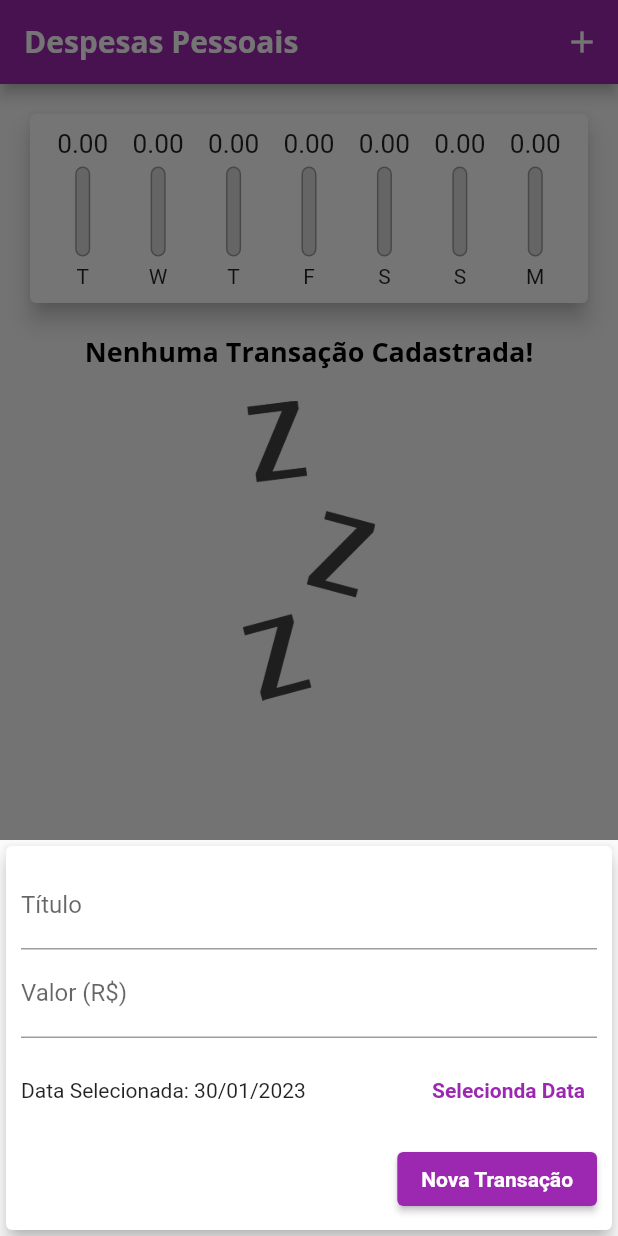
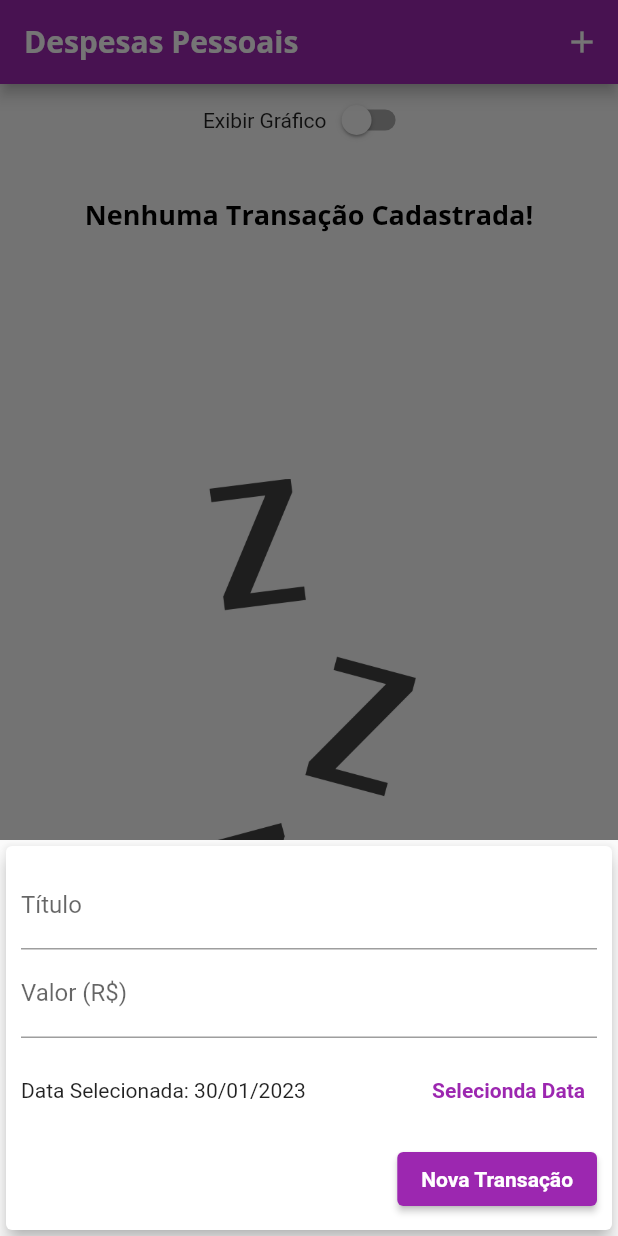
Before and after one commit to davicezarborgesdeveloper/expenses, a Flutter app: the screen it shows after launch, after a tap on the "add" icon, on a phone screen of 412 x 824 dp. Run offline on Flutter 3.47's test engine with Material 2 defaults, Android fonts, the phone set to English and light mode, and no system bars; missing offline and left inert: desktop_window.

```diff
--- a/lib/components/cart_bar.dart
+++ b/lib/components/cart_bar.dart
@@ -13,17 +13,18 @@ class ChartBar extends StatelessWidget {
 
   @override
   Widget build(BuildContext context) {
+    return LayoutBuilder(builder: (ctx, constraints) {
       return Column(
         children: [
           Container(
-          height: 20,
+            height: constraints.maxHeight * 0.15,
             child: FittedBox(
               child: Text('${value.toStringAsFixed(2)}'),
             ),
           ),
-        SizedBox(height: 5),
+          SizedBox(height: constraints.maxHeight * 0.05),
           Container(
-          height: 60,
+            height: constraints.maxHeight * 0.5,
             width: 10,
             child: Stack(
               alignment: Alignment.bottomCenter,
@@ -50,9 +51,12 @@ class ChartBar extends StatelessWidget {
               ],
             ),
           ),
-        SizedBox(height: 5),
-        Text(label),
+          SizedBox(height: constraints.maxHeight * 0.05),
+          Container(
+              height: constraints.maxHeight * 0.15,
+              child: FittedBox(child: Text(label))),
         ],
       );
+    });
   }
 }
--- a/lib/components/transaction_list.dart
+++ b/lib/components/transaction_list.dart
@@ -9,25 +9,29 @@ class TransactionList extends StatelessWidget {
 
   @override
   Widget build(BuildContext context) {
-    return SizedBox(
-      height: 400,
-      child: transactions.isEmpty
-          ? Column(
+    return transactions.isEmpty
+        ? LayoutBuilder(builder: (ctx, constraint) {
+            return Column(
               children: [
-                Text(
+                SizedBox(height: constraint.maxHeight * 0.05),
+                Container(
+                  height: constraint.maxHeight * 0.3,
+                  child: Text(
                     'Nenhuma Transação Cadastrada!',
                     style: Theme.of(context).textTheme.headline6,
                   ),
-                SizedBox(height: 20),
+                ),
+                SizedBox(height: constraint.maxHeight * 0.05),
                 Container(
-                  height: 200,
+                  height: constraint.maxHeight * 0.6,
                   child: Image.asset(
                     'assets/images/waiting.png',
                     fit: BoxFit.cover,
                   ),
                 ),
               ],
-            )
+            );
+          })
         : ListView.builder(
             itemCount: transactions.length,
             itemBuilder: (_, index) {
@@ -61,7 +65,6 @@ class TransactionList extends StatelessWidget {
                 ),
               );
             },
-            ),
           );
   }
 }
--- a/lib/main.dart
+++ b/lib/main.dart
@@ -8,23 +8,26 @@ import 'package:expanses/components/transaction_list.dart';
 import 'package:expanses/models/transaction.dart';
 import 'package:flutter/material.dart';
 
-void main() {
+var screenHeight = 0.0;
+var screenWidth = 0.0;
+void main() async {
   WidgetsFlutterBinding.ensureInitialized();
-  setWindowSizeDesktop();
+  await setWindowSizeDesktop();
   runApp(ExpensesApp());
 }
 
 setWindowSizeDesktop() async {
   if (Platform.isWindows) {
-    await DesktopWindow.setWindowSize(
-        Size(392.72727272727275, 803.6363636363636));
+    screenWidth = 392.72727272727275;
+    screenHeight = 825.4545454545455;
+    await DesktopWindow.setWindowSize(Size(screenWidth, screenHeight));
   }
 }
 
 class ExpensesApp extends StatelessWidget {
-  const ExpensesApp({Key? key}) : super(key: key);
   @override
   Widget build(BuildContext context) {
+    // SystemChrome.setPreferredOrientations([DeviceOrientation.portraitUp]);
     final ThemeData tema = ThemeData();
     return MaterialApp(
       debugShowCheckedModeBanner: false,
@@ -63,6 +66,7 @@ class MyHomePage extends StatefulWidget {
 
 class _MyHomePageState extends State<MyHomePage> {
   final List<Transaction> _transactions = [];
+  bool _showChart = false;
 
   List<Transaction> get _recentTransactions {
     return _transactions.where((tr) {
@@ -98,33 +102,71 @@ class _MyHomePageState extends State<MyHomePage> {
         });
   }
 
+  _changeOrientation() async {
+    var auxSize = 0.0;
+    auxSize = screenHeight;
+    screenHeight = screenWidth;
+    screenWidth = auxSize;
+    await DesktopWindow.setWindowSize(Size(screenWidth, screenHeight));
+  }
+
   @override
   Widget build(BuildContext context) {
+    final appBar = AppBar(
+      title: Text(
+        'Despesas Pessoais',
+        // style: TextStyle(fontSize: 10 * MediaQuery.of(context).textScaleFactor),
+      ),
+      actions: [
+        if (Platform.isWindows)
+          IconButton(
+            onPressed: () => _changeOrientation(),
+            icon: Icon(Icons.change_circle_outlined),
+          ),
+        IconButton(
+          onPressed: () => _openTransactionFormModal(context),
+          icon: Icon(Icons.add),
+        )
+      ],
+    );
+    final availableHeight = MediaQuery.of(context).size.height -
+        appBar.preferredSize.height -
+        MediaQuery.of(context).padding.top;
+
     return Scaffold(
-      appBar: AppBar(
-        title: const Text('Despesas Pessoais'),
-        actions: [
-          IconButton(
-            onPressed: () => _openTransactionFormModal(context),
-            icon: Icon(Icons.add),
-          )
-        ],
-      ),
-      floatingActionButton: FloatingActionButton(
-        onPressed: () => _openTransactionFormModal(context),
-        // onPressed: () {},
-        child: Icon(Icons.add),
-      ),
-      floatingActionButtonLocation: FloatingActionButtonLocation.centerFloat,
+      appBar: appBar,
       body: SingleChildScrollView(
         child: Column(
           crossAxisAlignment: CrossAxisAlignment.stretch,
           children: [
-            Chart(_recentTransactions),
-            TransactionList(_transactions, _removeTransaction),
+            Row(
+              mainAxisAlignment: MainAxisAlignment.center,
+              children: [
+                Text('Exibir Gráfico'),
+                Switch(
+                    value: _showChart,
+                    onChanged: (value) {
+                      setState(() {
+                        _showChart = value;
+                      });
+                    }),
+              ],
+            ),
+            _showChart
+                ? Container(
+                    height: availableHeight * 0.3,
+                    child: Chart(_recentTransactions))
+                : Container(
+                    height: availableHeight * 0.7,
+                    child: TransactionList(_transactions, _removeTransaction)),
           ],
         ),
       ),
+      floatingActionButton: FloatingActionButton(
+        onPressed: () => _openTransactionFormModal(context),
+        child: Icon(Icons.add),
+      ),
+      floatingActionButtonLocation: FloatingActionButtonLocation.centerFloat,
     );
   }
 }
```
Lines whose indentation alone changed are shown as unchanged.
